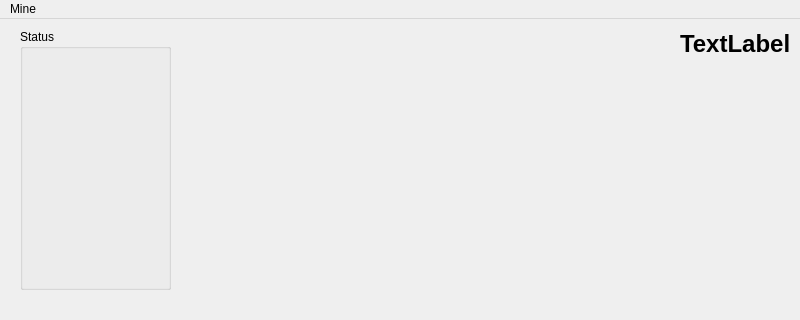
Above: pingwindow.ui from DmEXou/Castom_Ping before the change; both pictures show x 0 to 800 and y 0 to 320 of the 800 by 600 pixel window. Below: the same form after it.
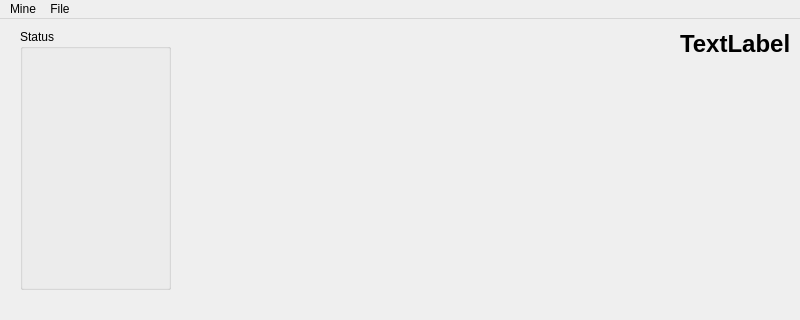
That is the form after the change.

What changed in the file:
```diff
--- a/pingwindow.ui
+++ b/pingwindow.ui
@@ -81,7 +81,15 @@
     <addaction name="separator"/>
     <addaction name="actionClose"/>
    </widget>
+   <widget class="QMenu" name="menuFile">
+    <property name="title">
+     <string>File</string>
+    </property>
+    <addaction name="actionSave"/>
+    <addaction name="actionLoad"/>
+   </widget>
    <addaction name="menuMine"/>
+   <addaction name="menuFile"/>
   </widget>
   <widget class="QStatusBar" name="statusbar"/>
   <action name="actionAdd_IP">
```
Left out of the diff: 10 changed lines with no effect on the pictures.
